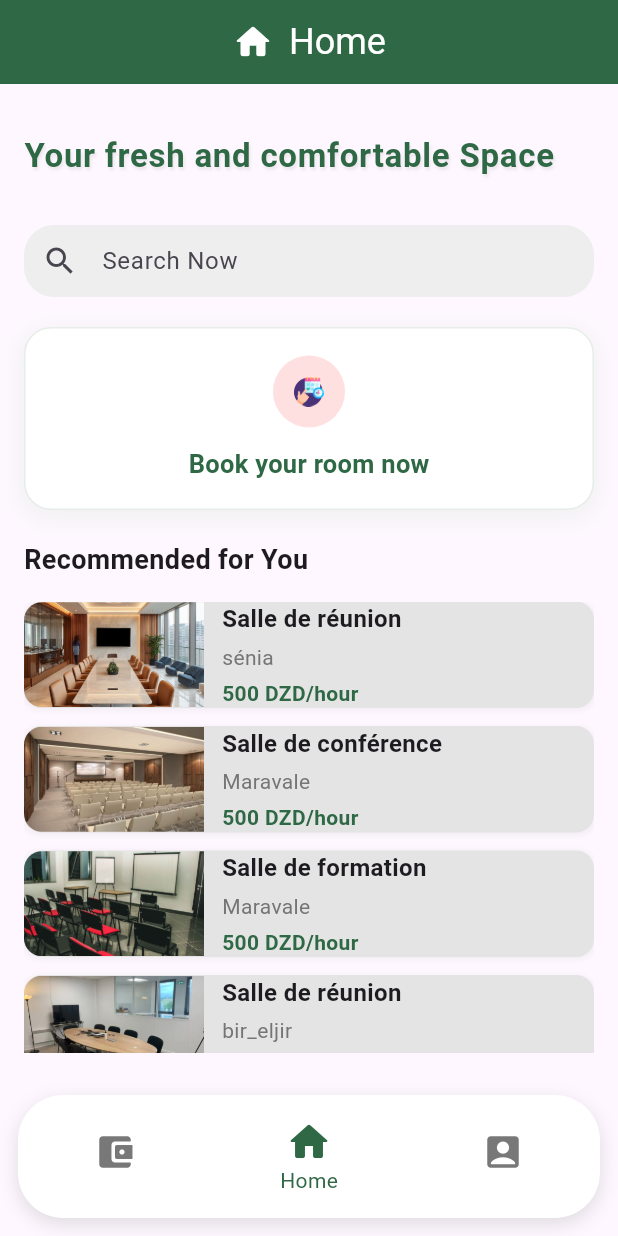
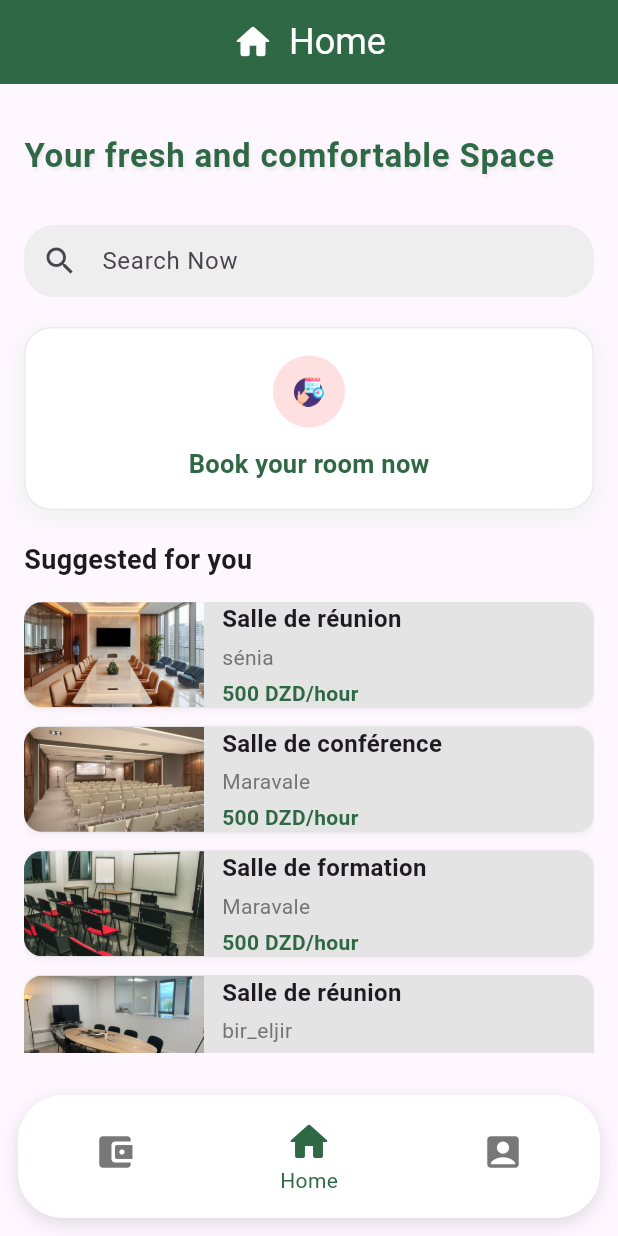
Before and after one commit to Abesse311/Co_Work_Spacing_Flutter, a Flutter app: the screen it shows after launch, on a phone screen of 412 x 824 dp. Run offline on Flutter 3.47's test engine with Material 3 defaults, Android fonts, the phone set to English and light mode, and no system bars; our stand-ins replace shared_preferences; accounts and stored records are empty; Roboto replaces fonts that are missing (SF Pro Display).

Commit message:
refactor: Update text in recommended section and remove redundant comments in HomePage

```diff
--- a/lib/bottomNavBar/home_page.dart
+++ b/lib/bottomNavBar/home_page.dart
@@ -178,7 +178,7 @@ class _HomePageState extends State<HomePage> {
 
             // Recommended section
             Text(
-              'Recommended for You',
+              'Suggested for you',
               style: TextStyle(fontSize: 18, fontWeight: FontWeight.bold),
             ),
 
@@ -199,17 +199,14 @@ class _HomePageState extends State<HomePage> {
                           SnackBar(content: Text('Tapped Salle de réunion')),
                         );
                       } else if (index == 1) {
-                        // Action for second room
                         ScaffoldMessenger.of(context).showSnackBar(
                           SnackBar(content: Text('Tapped Salle de conférence')),
                         );
                       } else if (index == 2) {
-                        // Action for third room
                         ScaffoldMessenger.of(context).showSnackBar(
                           SnackBar(content: Text('Tapped Salle de formation')),
                         );
                       } else if (index == 3) {
-                        // Action for fourth room
                         ScaffoldMessenger.of(context).showSnackBar(
                           SnackBar(content: Text('Tapped Salle de réunion 31')),
                         );
```
